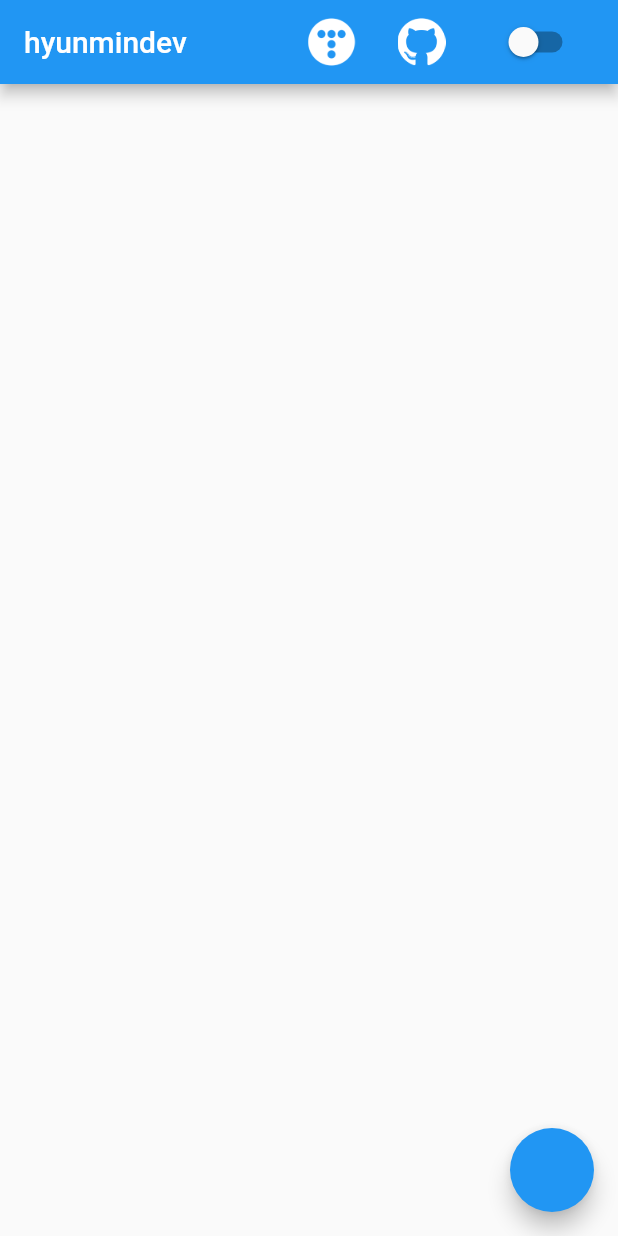
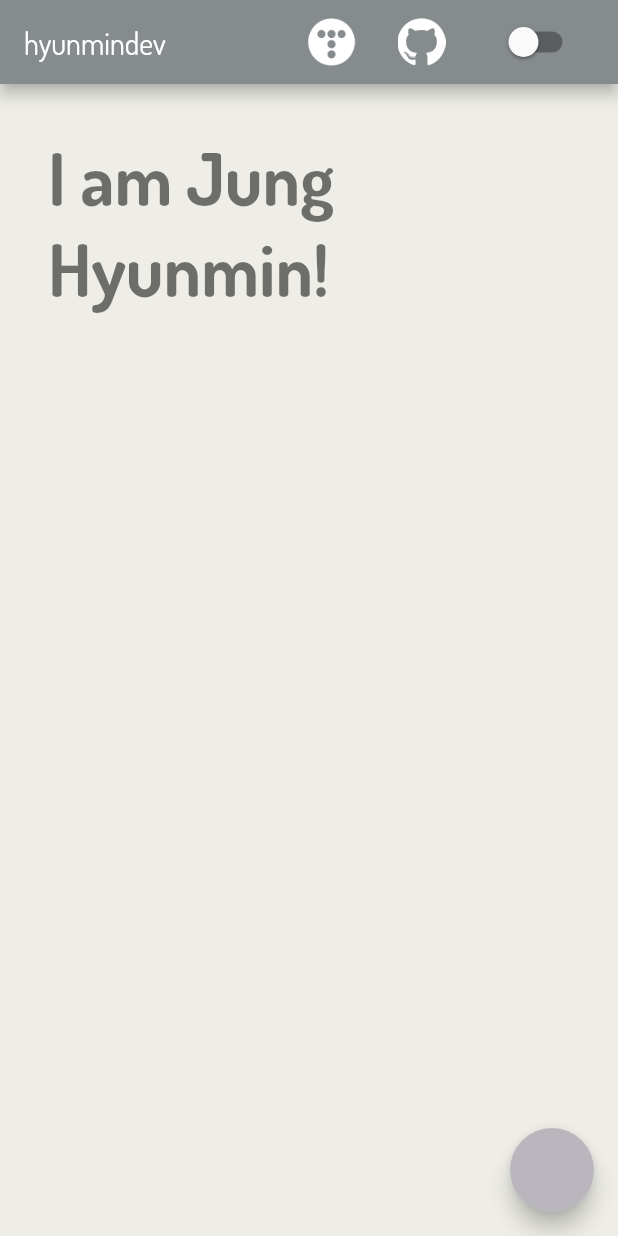
Before and after one commit to hyunmindev/Web_Hyunmindev, a Flutter app: the screen it shows after launch, on a phone screen of 412 x 824 dp. Run offline on Flutter 3.47's test engine with Material 2 defaults, Android fonts, the phone set to English and light mode, and no system bars.

Commit message:
feat: Add theme

```diff
--- a/lib/main.dart
+++ b/lib/main.dart
@@ -1,15 +1,15 @@
 import 'package:flutter/material.dart';
 import 'package:provider/provider.dart';
+import 'providers/main_theme.dart';
 import 'views/common_view.dart';
-import 'providers/theme.dart';
-
+import 'views/home_view.dart';
 
 void main() {
   runApp(
     MultiProvider(
       providers: [
         ChangeNotifierProvider(
-          create: (_) => MyTheme(),
+          create: (_) => MainTheme(),
         ),
       ],
       child: MyApp(),
@@ -22,8 +22,10 @@ class MyApp extends StatelessWidget {
   Widget build(BuildContext context) {
     return MaterialApp(
       title: 'hyunmindev',
-      theme: context.watch<MyTheme>().theme,
-      home: CommonView(),
+      theme: context.watch<MainTheme>().theme,
+      home: CommonView(
+        body: HomeView(),
+      ),
     );
   }
 }
--- /dev/null
+++ b/lib/providers/main_theme.dart
@@ -0,0 +1,41 @@
+import 'package:flutter/material.dart';
+
+class MainTheme with ChangeNotifier {
+  bool _isDarkTheme = false;
+
+  ThemeData get theme {
+    if (_isDarkTheme) {
+      return ThemeData(
+        fontFamily: 'Dosis',
+        textTheme: TextTheme(
+          headline1: TextStyle(
+            fontFamily: 'Dosis',
+            fontWeight: FontWeight.w700,
+            fontSize: 48,
+          ),
+        ),
+        brightness: Brightness.dark,
+      );
+    } else {
+      return ThemeData(
+        fontFamily: 'Dosis',
+        textTheme: TextTheme(
+          headline1: TextStyle(
+            fontFamily: 'Dosis',
+            fontWeight: FontWeight.w700,
+            fontSize: 48,
+          ),
+        ),
+        scaffoldBackgroundColor: Color(0xffEEEDE7),
+        accentColor: Color(0xffB9B7BD),
+        primaryColor: Color(0xff868B8E),
+        brightness: Brightness.light,
+      );
+    }
+  }
+
+  void setIsDarkTheme(value) {
+    _isDarkTheme = value;
+    notifyListeners();
+  }
+}
--- a/lib/providers/theme.dart
+++ /dev/null
@@ -1,18 +0,0 @@
-import 'package:flutter/material.dart';
-
-class MyTheme with ChangeNotifier {
-  bool _isDarkTheme = false;
-
-  ThemeData get theme {
-    if (_isDarkTheme) {
-      return ThemeData.dark();
-    } else {
-      return ThemeData.light();
-    }
-  }
-
-  void setIsDarkTheme(value) {
-    _isDarkTheme = value;
-    notifyListeners();
-  }
-}
--- a/lib/views/common_view.dart
+++ b/lib/views/common_view.dart
@@ -1,9 +1,13 @@
 import 'package:flutter/material.dart';
 import 'package:provider/provider.dart';
-import '../providers/theme.dart';
+import '../providers/main_theme.dart';
 import 'package:url_launcher/url_launcher.dart';
 
 class CommonView extends StatelessWidget {
+  final Widget body;
+
+  const CommonView({required this.body});
+
   @override
   Widget build(BuildContext context) {
     return Scaffold(
@@ -43,6 +47,7 @@ class CommonView extends StatelessWidget {
           print('test');
         },
       ),
+      body: body,
     );
   }
 }
@@ -61,7 +66,7 @@ class _ThemeSwitchState extends State<ThemeSwitch> {
         onChanged: (value) {
           setState(() {
             _isDarkTheme = value;
-            context.read<MyTheme>().setIsDarkTheme(value);
+            context.read<MainTheme>().setIsDarkTheme(value);
           });
         });
   }
--- /dev/null
+++ b/lib/views/home_view.dart
@@ -0,0 +1,23 @@
+import 'package:flutter/material.dart';
+import '../widgets/game_custom_paint.dart';
+
+class HomeView extends StatelessWidget {
+  @override
+  Widget build(BuildContext context) {
+    return Container(
+      margin: EdgeInsets.all(32),
+      alignment: Alignment.center,
+      child: Column(
+        children: [
+          Text(
+            'I am Jung Hyunmin!',
+            style: Theme.of(context).textTheme.headline1,
+          ),
+          // Expanded(
+          //   child: GameCustomPaint(),
+          // ),
+        ],
+      ),
+    );
+  }
+}
```
Also changed, not shown: lib/widgets/game_custom_paint.dart (added, +29 -0 lines), pubspec.yaml (+6 -11 lines), fonts/Dosis-Bold.ttf (added), fonts/Dosis-Regular.ttf (added), pubspec.lock, 1 other file.
